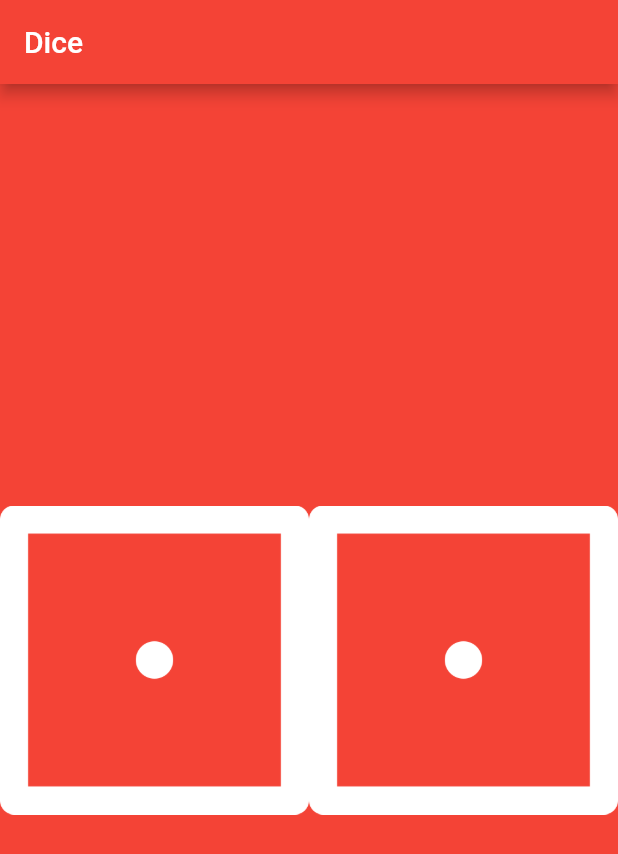
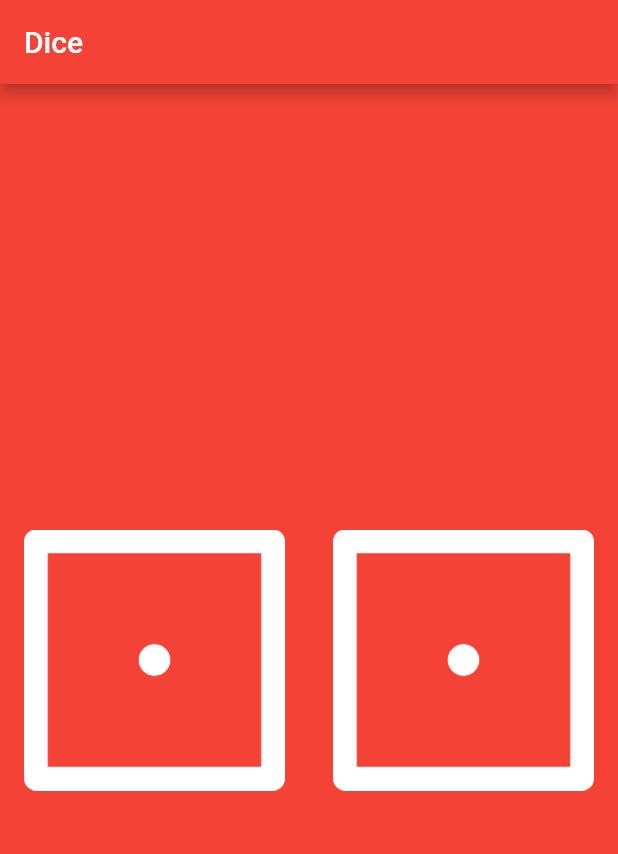
Before and after one commit to naomi-ndibui/Dice, a Flutter app: the screen it shows after launch, on a phone screen of 412 x 824 dp. Shown: the top 854 px of the screen. Run offline on Flutter 3.47's test engine with Material 2 defaults, Android fonts, the phone set to English and light mode, and no system bars.

Commit message:
added a flatbutton widget

```diff
--- a/lib/main.dart
+++ b/lib/main.dart
@@ -20,10 +20,14 @@ class DicePage extends StatelessWidget{
       child: Row(
         children: <Widget>[
           Expanded(
-              child: Image.asset('images/dice1.png'),
+              child: FlatButton(
+                child: Image.asset('images/dice1.png'),
+              ),
          ),
           Expanded(
-            child: Image.asset('images/dice1.png')
+            child: FlatButton(
+              child: Image.asset('images/dice1.png'),
+            ),
           ),
         ],
       ),
```
